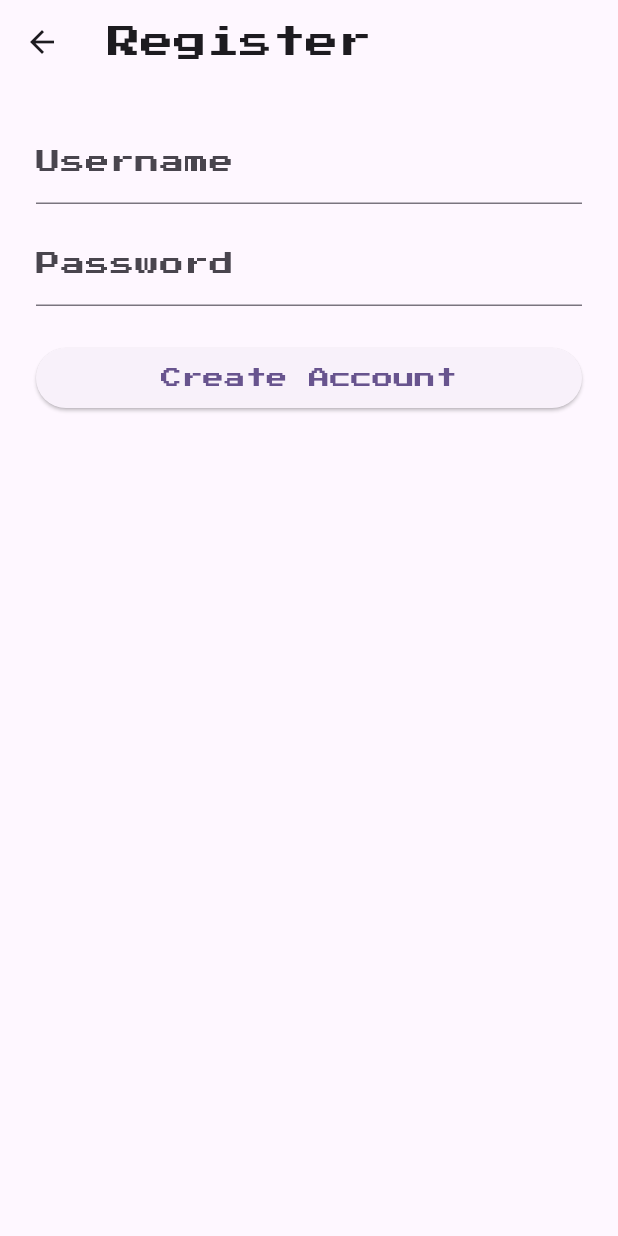
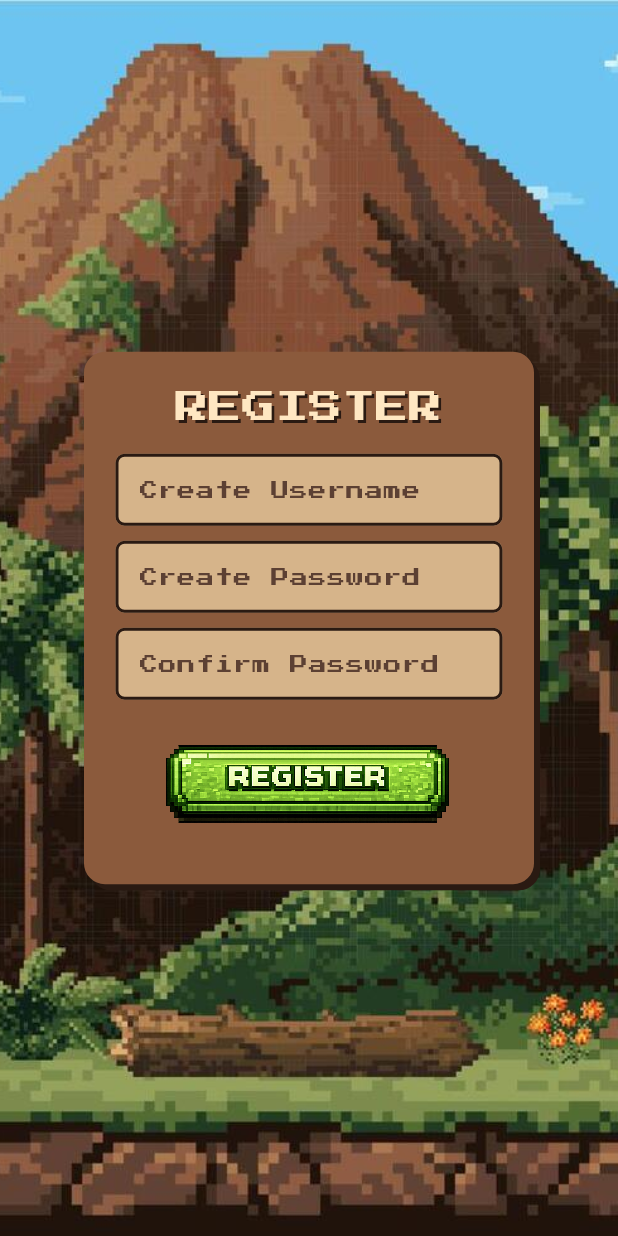
Before and after one commit to Markovicc21/fossil_rush, a Flutter app: the RegisterScreen screen opened by its route, on a phone screen of 412 x 824 dp. Run offline on Flutter 3.47's test engine with Material 3 defaults, Android fonts, the light colour scheme and no system bars.

Commit message:
Premestena logika dugmadi, uradjen finalni izgled login i register ekrana.

```diff
--- a/lib/screens/register_screen.dart
+++ b/lib/screens/register_screen.dart
@@ -1,5 +1,7 @@
 import 'package:flutter/material.dart';
-import '../widgets/app_button.dart';
+import 'package:fossil_rush/screens/main_menu_screen.dart';
+import 'package:fossil_rush/widgets/image_button.dart';
+import 'package:fossil_rush/widgets/pixelInput.dart';
 
 class RegisterScreen extends StatelessWidget {
   const RegisterScreen({super.key});
@@ -9,24 +11,69 @@ class RegisterScreen extends StatelessWidget {
   @override
   Widget build(BuildContext context) {
     return Scaffold(
-      appBar: AppBar(title: const Text('Register')),
-      body: Padding(
+      body: Stack(
+        children: [
+          Positioned.fill(
+            child: Image.asset('assets/images/jurassic.jpg', fit: BoxFit.cover),
+          ),
+          Center(
+            child: Padding(
               padding: const EdgeInsets.all(24),
+              child: _registerBox(context),
+            ),
+          ),
+        ],
+      ),
+    );
+  }
+
+  Widget _registerBox(BuildContext context) {
+    return Container(
+      width: 300,
+      padding: const EdgeInsets.all(18),
+      decoration: BoxDecoration(
+        color: const Color(0xFF8B5A3C),
+        borderRadius: BorderRadius.circular(14),
+        border: Border.all(color: const Color(0xFF8B5A3C), width: 3),
+        boxShadow: const [
+          BoxShadow(offset: Offset(4, 4), color: Color(0xFF2A1A12)),
+        ],
+      ),
       child: Column(
+        mainAxisSize: MainAxisSize.min,
         children: [
-            const TextField(decoration: InputDecoration(labelText: 'Username')),
-            const SizedBox(height: 12),
-            const TextField(decoration: InputDecoration(labelText: 'Password')),
-            const SizedBox(height: 24),
-            AppButton(
-              label: 'Create Account',
+          //NASLOV
+          const Text(
+            'REGISTER',
+            style: TextStyle(
+              fontSize: 22,
+              color: Color(0xFFFFE7C2),
+              shadows: [Shadow(offset: Offset(2, 2), color: Color(0xFF2A1A12))],
+            ),
+          ),
+
+          const SizedBox(height: 16),
+          //USERNAME
+          pixelInput(hint: 'Create Username'),
+          const SizedBox(height: 10),
+          //PASSWORD
+          pixelInput(hint: 'Create Password', obscure: true),
+          const SizedBox(height: 10),
+          //CONFIRM PASSWORD
+          pixelInput(hint: 'Confirm Password', obscure: true),
+
+          const SizedBox(height: 10),
+
+          imageButton(
+            asset: 'assets/images/REGISTER.png',
+            width: 200,
+            height: 80,
             onPressed: () {
-                Navigator.pushNamed(context, '/main-menu-logged');
+              Navigator.pushNamed(context, MainMenuScreen.loggedRouteName);
             },
           ),
         ],
       ),
-      ),
     );
   }
 }
--- /dev/null
+++ b/lib/widgets/image_button.dart
@@ -0,0 +1,37 @@
+import 'package:flutter/material.dart';
+
+Widget imageButton({
+  required String asset,
+  required VoidCallback onPressed,
+  double width = 260,
+  double height = 100,
+}) {
+  bool isPressed = false;
+
+  return Padding(
+    padding: const EdgeInsets.symmetric(vertical: 6),
+    child: StatefulBuilder(
+      builder: (context, setState) {
+        void setPressed(bool v) => setState(() => isPressed = v);
+
+        return GestureDetector(
+          onTap: onPressed,
+          onTapDown: (_) => setPressed(true),
+          onTapUp: (_) => setPressed(false),
+          onTapCancel: () => setPressed(false),
+
+          child: AnimatedContainer(
+            duration: const Duration(milliseconds: 90),
+            transform: Matrix4.translationValues(0, isPressed ? 3 : 0, 0),
+            child: Image.asset(
+              asset,
+              width: width,
+              height: height,
+              filterQuality: FilterQuality.none,
+            ),
+          ),
+        );
+      },
+    ),
+  );
+}
--- /dev/null
+++ b/lib/widgets/pixelInput.dart
@@ -0,0 +1,23 @@
+import 'package:flutter/material.dart';
+
+Widget pixelInput({required String hint, bool obscure = false}) {
+  return TextField(
+    obscureText: obscure,
+    style: const TextStyle(fontSize: 14, color: Color(0xFF2A1A12)),
+    decoration: InputDecoration(
+      hintText: hint,
+      hintStyle: const TextStyle(fontSize: 12, color: Color(0xFF5C4033)),
+      filled: true,
+      fillColor: const Color(0xFFD6B48A),
+      contentPadding: const EdgeInsets.symmetric(horizontal: 12, vertical: 10),
+      enabledBorder: OutlineInputBorder(
+        borderRadius: BorderRadius.circular(6),
+        borderSide: const BorderSide(color: Color(0xFF2A1A12), width: 2),
+      ),
+      focusedBorder: OutlineInputBorder(
+        borderRadius: BorderRadius.circular(6),
+        borderSide: const BorderSide(color: Color(0xFFFFA726), width: 2),
+      ),
+    ),
+  );
+}
```
Also changed, not shown: lib/screens/login_screen.dart (+60 -15 lines), lib/screens/main_menu_screen.dart (+9 -46 lines), assets/images/LOG_IN.png (added), assets/images/REGISTER.png (added), assets/images/SHOP.png. Lines whose indentation alone changed are shown as unchanged.
